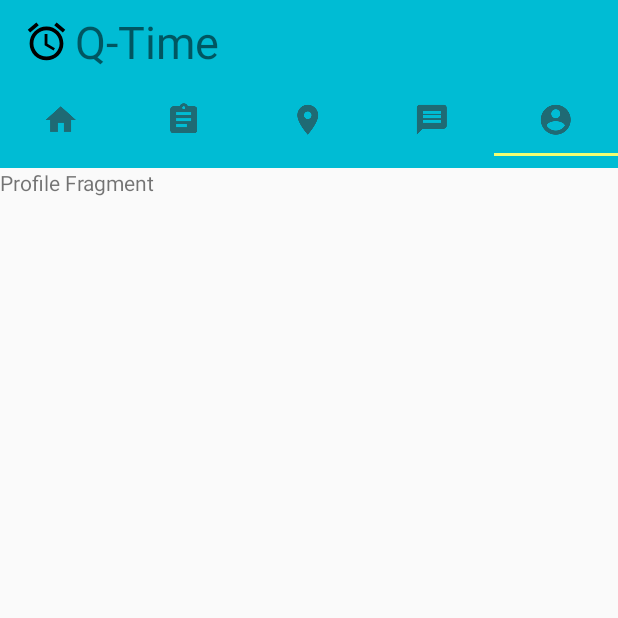
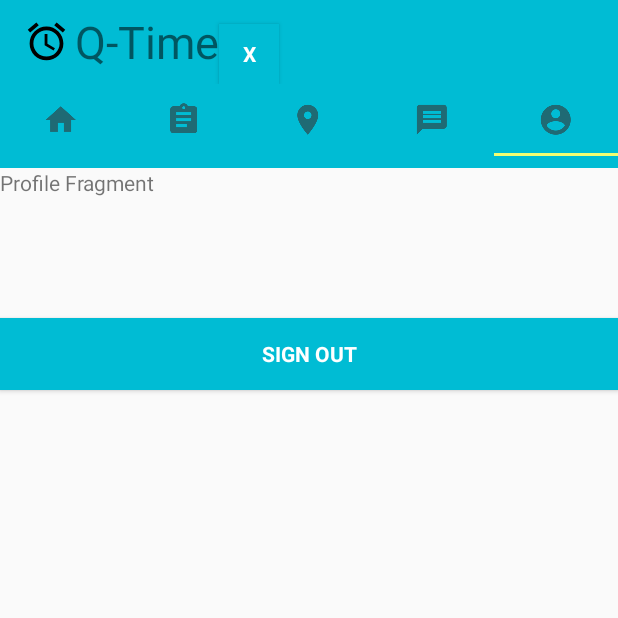
Before and after one commit to rakahadhyana/QTime, an Android app: the MainActivity screen opened directly, with no data from a screen before it, tab 5 chosen, on a phone screen of 412 x 824 dp, the top half of it. Run offline under Robolectric (Android 15) with nearby library versions, the phone set to English and light mode, and no system bars; our stand-ins replace Firebase (no records; nobody signed in at launch, a user with empty details on screens opened directly).

```diff
--- a/app/src/main/java/com/hmm/q_time/MainActivity.java
+++ b/app/src/main/java/com/hmm/q_time/MainActivity.java
@@ -1,23 +1,64 @@
 package com.hmm.q_time;
 
+import android.content.Intent;
 import android.net.Uri;
+import android.support.annotation.NonNull;
 import android.support.design.widget.TabLayout;
 import android.support.v4.view.ViewPager;
 import android.support.v7.app.AppCompatActivity;
 import android.os.Bundle;
 import android.view.View;
 import android.widget.AdapterView;
+import android.widget.Button;
+import android.widget.EditText;
 import android.widget.GridView;
+import android.widget.ProgressBar;
 import android.widget.Toast;
+
+import com.google.firebase.auth.FirebaseAuth;
+import com.google.firebase.auth.FirebaseUser;
 
 public class MainActivity extends AppCompatActivity implements HomeFragment.OnFragmentInteractionListener,
         QueueFragment.OnFragmentInteractionListener, NearbyFragment.OnFragmentInteractionListener,
         MessageFragment.OnFragmentInteractionListener, ProfileFragment.OnFragmentInteractionListener{
 
+    private Button signOut;
+
+    private FirebaseAuth.AuthStateListener authListener;
+    private FirebaseAuth auth;
+
     @Override
     protected void onCreate(Bundle savedInstanceState) {
         super.onCreate(savedInstanceState);
         setContentView(R.layout.activity_main);
+
+        //get firebase auth instance
+        auth = FirebaseAuth.getInstance();
+
+        //get current user
+        final FirebaseUser user = FirebaseAuth.getInstance().getCurrentUser();
+
+        authListener = new FirebaseAuth.AuthStateListener() {
+            @Override
+            public void onAuthStateChanged(@NonNull FirebaseAuth firebaseAuth) {
+                FirebaseUser user = firebaseAuth.getCurrentUser();
+                if (user == null) {
+                    // user auth state is changed - user is null
+                    // launch login activity
+                    startActivity(new Intent(MainActivity.this, LoginActivity.class));
+                    finish();
+                }
+            }
+        };
+
+        signOut = findViewById(R.id.sign_out);
+
+        signOut.setOnClickListener(new View.OnClickListener() {
+            @Override
+            public void onClick(View v) {
+                signOut();
+            }
+        });
 
         TabLayout mTablayout = findViewById(R.id.tab_layout);
         mTablayout.addTab(mTablayout.newTab().setIcon(R.drawable.ic_home_tab));
@@ -54,4 +95,23 @@ public class MainActivity extends AppCompatActivity implements HomeFragment.OnFr
     public void onFragmentInteraction(Uri uri) {
 
     }
+
+    //sign out method
+    public void signOut() {
+        auth.signOut();
+    }
+
+    @Override
+    public void onStart() {
+        super.onStart();
+        auth.addAuthStateListener(authListener);
+    }
+
+    @Override
+    public void onStop() {
+        super.onStop();
+        if (authListener != null) {
+            auth.removeAuthStateListener(authListener);
+        }
+    }
 }
--- a/app/src/main/res/layout/activity_main.xml
+++ b/app/src/main/res/layout/activity_main.xml
@@ -21,6 +21,17 @@
             android:drawableStart="@drawable/logo"
             android:drawablePadding="4dp"/>
 
+        <Button
+            android:id="@+id/sign_out"
+            style="?android:textAppearanceSmall"
+            android:layout_width="40dp"
+            android:layout_height="40dp"
+            android:layout_marginTop="16dp"
+            android:background="@color/colorPrimary"
+            android:text="@string/sign_out"
+            android:textColor="@color/white"
+            android:textStyle="bold" />
+
     </android.support.v7.widget.Toolbar>
 
     <android.support.design.widget.TabLayout
--- a/app/src/main/res/layout/fragment_profile.xml
+++ b/app/src/main/res/layout/fragment_profile.xml
@@ -9,6 +9,17 @@
     <TextView
         android:layout_width="match_parent"
         android:layout_height="match_parent"
-        android:text="Profile Fragment" />
+        android:text="@string/profile_fragment" />
+
+    <Button
+        android:id="@+id/sign_out"
+        style="?android:textAppearanceSmall"
+        android:layout_width="match_parent"
+        android:layout_height="wrap_content"
+        android:layout_marginTop="100dp"
+        android:background="@color/colorPrimary"
+        android:text="@string/btn_sign_out"
+        android:textColor="@android:color/white"
+        android:textStyle="bold" />
 
 </FrameLayout>
--- a/app/src/main/res/values/strings.xml
+++ b/app/src/main/res/values/strings.xml
@@ -29,4 +29,6 @@
     <string name="lbl_forgot_password">Forgot password?</string>
     <string name="forgot_password_msg">We just need your registered Email Id to sent you password reset instructions.</string>
     <string name="app_name">Q-Time</string>
+    <string name="profile_fragment">Profile Fragment</string>
+    <string name="sign_out">X</string>
 </resources>
```
Also changed, not shown: app/src/main/res/drawable/logut.png (added).
